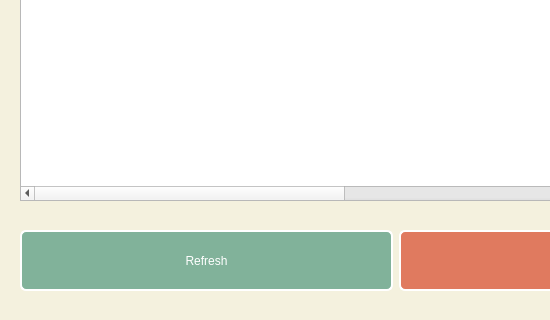
Before: the Qt Designer form returnbook.ui in kianmajl/Library, drawn with Qt 5; both pictures show x 0 to 550 and y 280 to 600 of the 800 by 600 pixel window.
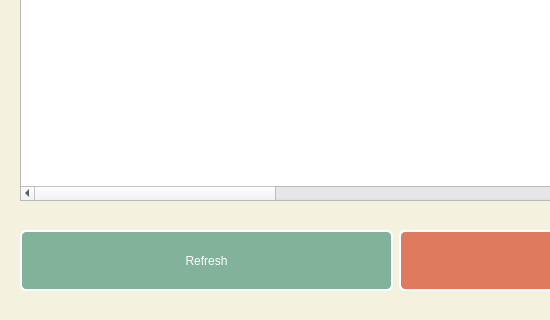
After: the same form once the commit is applied. Icons and pictures are not drawn.

Commit message: complete returnbook & fix sendMessage bugs

What changed in the file:
```diff
--- a/returnbook.ui
+++ b/returnbook.ui
@@ -313,6 +313,16 @@
      <string>Number Of Pages</string>
     </property>
    </column>
+   <column>
+    <property name="text">
+     <string>Issue Date</string>
+    </property>
+   </column>
+   <column>
+    <property name="text">
+     <string>Expire Date</string>
+    </property>
+   </column>
   </widget>
   <widget class="QWidget" name="horizontalLayoutWidget">
    <property name="geometry">
```
Left out of the diff: 73 changed lines with no effect on the pictures. The commit also changes 9 other files.
